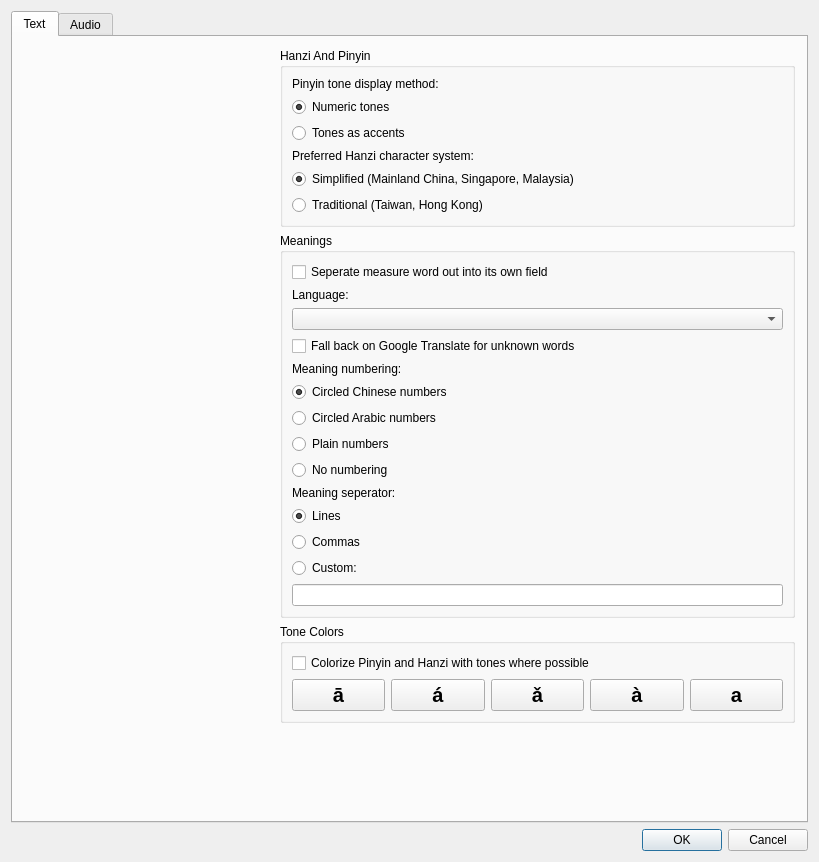
Old version of the form pinyin/forms/designer/preferences.ui in the repository Nick3C/pinyin-toolkit.
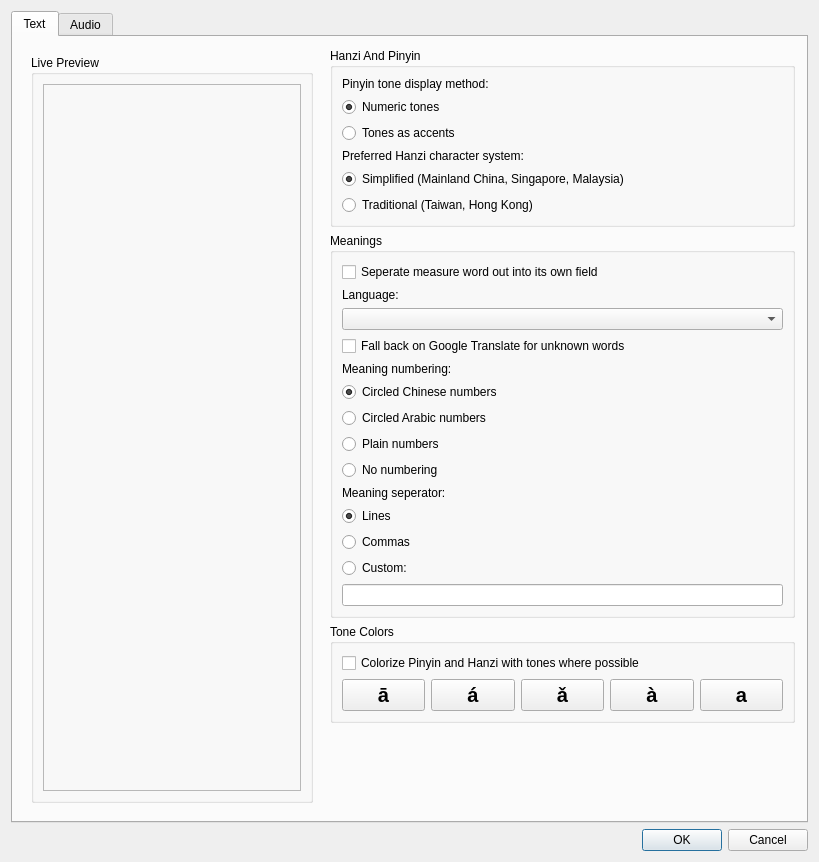
New version of the form.

Commit message: Make the preferences dialog look better

What changed in the file:
```diff
--- a/pinyin/forms/designer/preferences.ui
+++ b/pinyin/forms/designer/preferences.ui
@@ -37,7 +37,7 @@
       </attribute>
       <layout class="QHBoxLayout" name="horizontalLayout">
        <item>
-        <widget class="QFrame" name="fieldsFrame">
+        <widget class="QFrame" name="livePreviewFrame">
          <property name="sizePolicy">
           <sizepolicy hsizetype="Preferred" vsizetype="Preferred">
            <horstretch>0</horstretch>
@@ -46,7 +46,7 @@
          </property>
          <property name="minimumSize">
           <size>
-           <width>250</width>
+           <width>300</width>
            <height>0</height>
           </size>
          </property>
@@ -59,6 +59,27 @@
          <property name="lineWidth">
           <number>0</number>
          </property>
+         <layout class="QVBoxLayout" name="verticalLayout_2">
+          <item>
+           <widget class="QGroupBox" name="livePreviewGroupBox">
+            <property name="title">
+             <string>Live Preview</string>
+            </property>
+            <layout class="QVBoxLayout" name="verticalLayout_8">
+             <item>
+              <widget class="QFrame" name="fieldsFrame">
+               <property name="frameShape">
+                <enum>QFrame::StyledPanel</enum>
+               </property>
+               <property name="frameShadow">
+                <enum>QFrame::Raised</enum>
+               </property>
+              </widget>
+             </item>
+            </layout>
+           </widget>
+          </item>
+         </layout>
         </widget>
        </item>
        <item>
```
The commit also changes 3 other files.
